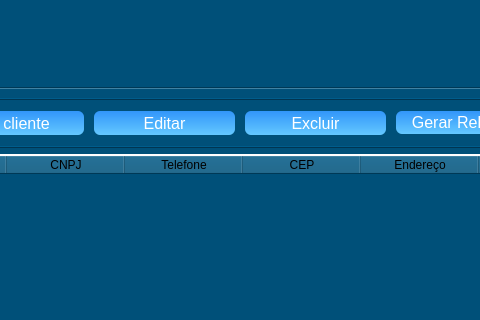
Old version of the form novamaine.ui in the repository KevenLucas025/ProjetoERP; both pictures show x 555 to 1035 and y 0 to 320 of the 1445 by 820 pixel window.
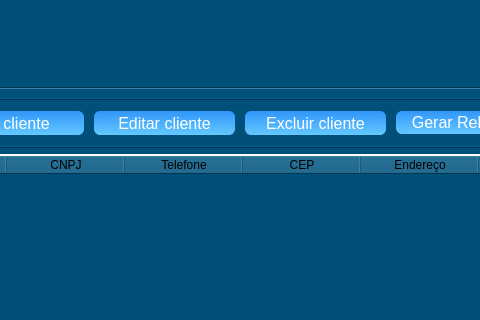
New version of the form. The open tabs and pages were chosen to show the change. Icons and pictures are not drawn.

Commit message: Atualização/Botão de buscar clientes

Diff of the .ui file:
```diff
--- a/novamaine.ui
+++ b/novamaine.ui
@@ -6086,7 +6086,7 @@
 }</string>
                       </property>
                       <property name="text">
-                       <string>Editar</string>
+                       <string>Editar cliente</string>
                       </property>
                      </widget>
                     </item>
@@ -6125,7 +6125,7 @@
 }</string>
                       </property>
                       <property name="text">
-                       <string>Excluir</string>
+                       <string>Excluir cliente</string>
                       </property>
                      </widget>
                     </item>
```
Left out of the diff: 40 changed lines with no effect on the pictures. The commit also changes 6 other files.
